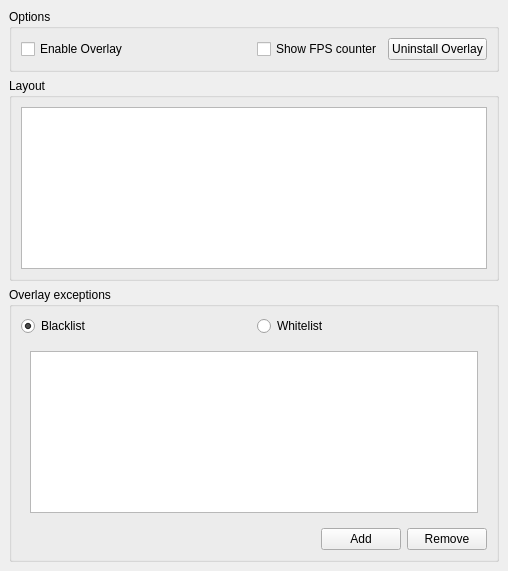
Qt form src/mumble/Overlay.ui (mumble-voip/mumble) before a commit.
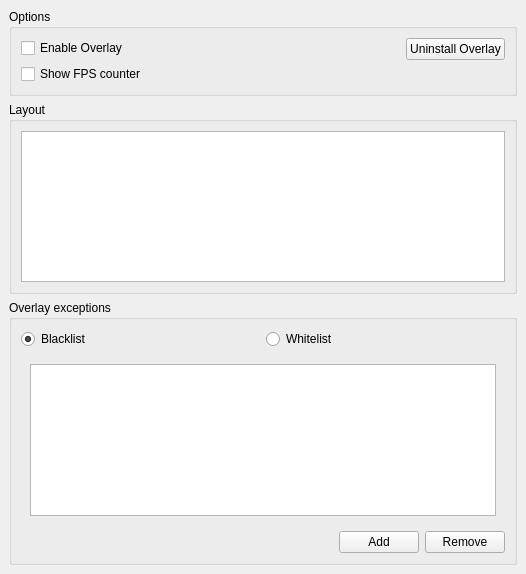
The same form after that commit. Icons and pictures are not drawn.

Commit message: Move FPS counter checkbox below 'Enable Overlay' checkbox.

Patch:
```diff
--- a/src/mumble/Overlay.ui
+++ b/src/mumble/Overlay.ui
@@ -6,8 +6,8 @@
    <rect>
     <x>0</x>
     <y>0</y>
-    <width>508</width>
-    <height>571</height>
+    <width>526</width>
+    <height>574</height>
    </rect>
   </property>
   <property name="windowTitle">
@@ -29,8 +29,13 @@
          <property name="title">
           <string>Options</string>
          </property>
+         <property name="alignment">
+          <set>Qt::AlignLeading|Qt::AlignLeft|Qt::AlignTop</set>
+         </property>
          <layout class="QHBoxLayout" name="horizontalLayout_7">
           <item>
+           <layout class="QVBoxLayout" name="verticalLayout_9">
+            <item>
            <widget class="QCheckBox" name="qcbEnable">
             <property name="toolTip">
              <string>Enable overlay.</string>
@@ -44,6 +49,31 @@
            </widget>
           </item>
           <item>
+             <widget class="QCheckBox" name="qcbShowFps">
+              <property name="toolTip">
+               <string>Display a frame counter in the overlay</string>
+              </property>
+              <property name="text">
+               <string>Show FPS counter</string>
+              </property>
+             </widget>
+            </item>
+            <item>
+             <spacer name="verticalSpacer_4">
+              <property name="orientation">
+               <enum>Qt::Vertical</enum>
+              </property>
+              <property name="sizeHint" stdset="0">
+               <size>
+                <width>20</width>
+                <height>40</height>
+               </size>
+              </property>
+             </spacer>
+            </item>
+           </layout>
+          </item>
+          <item>
            <spacer name="horizontalSpacer_7">
             <property name="orientation">
              <enum>Qt::Horizontal</enum>
@@ -57,21 +87,28 @@
            </spacer>
           </item>
           <item>
-           <widget class="QCheckBox" name="qcbShowFps">
-            <property name="toolTip">
-             <string>Display a frame counter in the overlay</string>
-            </property>
-            <property name="text">
-             <string>Show FPS counter</string>
-            </property>
-           </widget>
-          </item>
+           <layout class="QVBoxLayout" name="verticalLayout_10">
           <item>
            <widget class="QPushButton" name="qpbUninstall">
             <property name="text">
              <string>Uninstall Overlay</string>
             </property>
            </widget>
+            </item>
+            <item>
+             <spacer name="verticalSpacer_3">
+              <property name="orientation">
+               <enum>Qt::Vertical</enum>
+              </property>
+              <property name="sizeHint" stdset="0">
+               <size>
+                <width>20</width>
+                <height>40</height>
+               </size>
+              </property>
+             </spacer>
+            </item>
+           </layout>
           </item>
          </layout>
         </widget>
```
Lines whose indentation alone changed are shown as unchanged.
